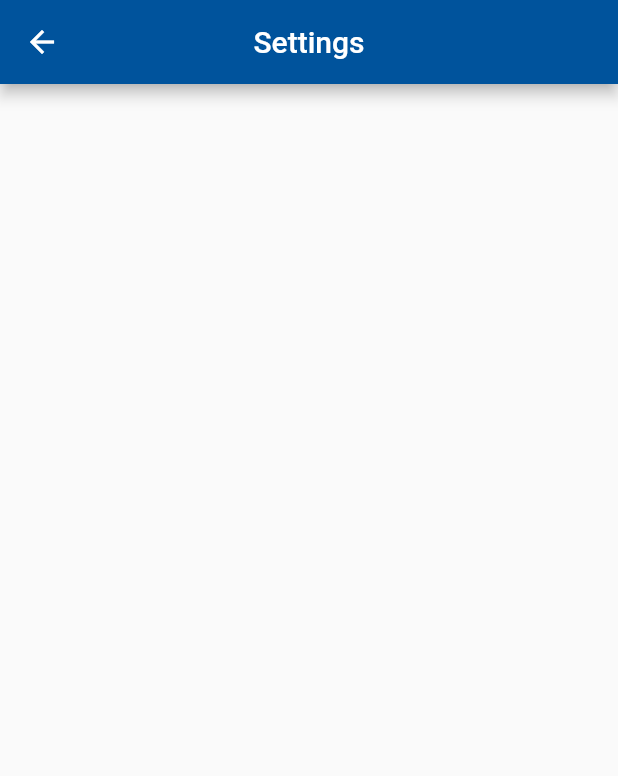
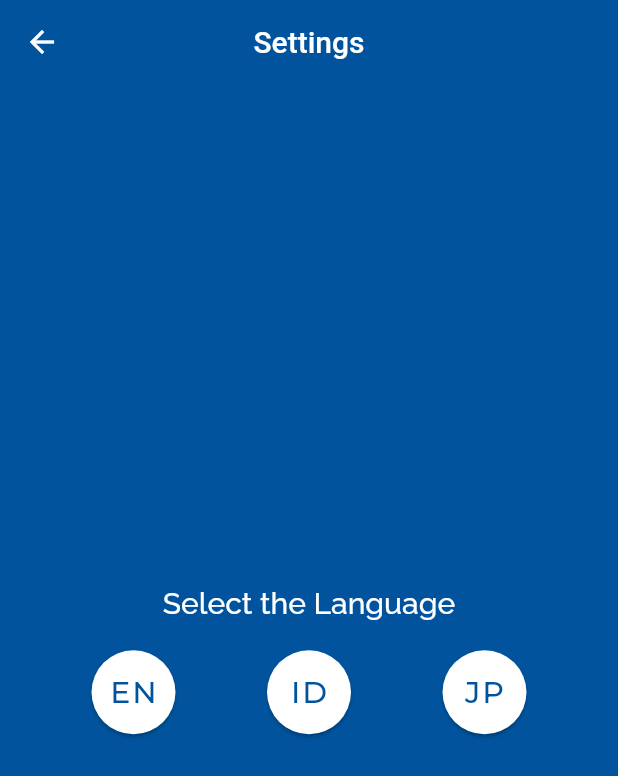
Before and after one commit to firazyn/praca, a Flutter app: the SettingsPage screen opened directly, on a phone screen of 412 x 824 dp. Shown: the top 776 px of the screen. Run offline on Flutter 3.47's test engine with Material 2 defaults, Android fonts, the phone set to English and light mode, and no system bars; our stand-ins replace geolocator, google_fonts; generated files the repository leaves out were written again; project files that could hold a hidden picture were left out.

Commit message:
Change the language in settings

```diff
--- a/lib/main.dart
+++ b/lib/main.dart
@@ -1,5 +1,3 @@
-import 'dart:js';
-
 import 'package:flutter/material.dart';
 import 'package:flutter_localizations/flutter_localizations.dart';
 import 'package:google_fonts/google_fonts.dart';
@@ -51,7 +49,6 @@ class HomePage extends StatefulWidget {
 class _HomePage extends State<HomePage> {
   @override
   Widget build(BuildContext context) {
-    var current;
     return DefaultTabController(
         // child: Stack(
         //   children: [
--- a/lib/view_main/menu_item.dart
+++ b/lib/view_main/menu_item.dart
@@ -1,5 +1,8 @@
 import 'package:flutter/material.dart';
 import 'package:google_fonts/google_fonts.dart';
+import 'package:flutter_gen/gen_l10n/app_localizations.dart';
+import 'package:praca/l10n/locale_provider.dart';
+import 'package:provider/provider.dart';
 
 class MenuItem {
   final String text;
@@ -30,13 +33,91 @@ class MenuItems {
 
 class SettingsPage extends StatelessWidget {
   @override
-  Widget build(BuildContext context) => Scaffold(
+  Widget build(BuildContext context) {
+    final provider = Provider.of<LocaleProvider>(context, listen: false);
+
+    return Scaffold(
       appBar: AppBar(
-          title: Text('Settings'),
+        title: Text(AppLocalizations.of(context).settings),
         centerTitle: true,
         backgroundColor: Color(0xff00539c),
+        elevation: 0,
+      ),
+      body: Container(
+        decoration: BoxDecoration(color: Color(0xff00539c)),
+        child: Column(
+          mainAxisAlignment: MainAxisAlignment.center,
+          children: [
+            Padding(
+              padding: const EdgeInsets.only(bottom: 20.0),
+              child: Text(
+                AppLocalizations.of(context).select_language,
+                style: GoogleFonts.raleway(
+                  textStyle: TextStyle(
+                    fontWeight: FontWeight.w500,
+                    fontSize: 20,
+                    color: Colors.white,
+                  ),
+                ),
+              ),
+            ),
+            Row(
+              mainAxisAlignment: MainAxisAlignment.spaceEvenly,
+              children: [
+                LanguageButton(languageName: 'EN', locale: Locale('en')),
+                LanguageButton(languageName: 'ID', locale: Locale('id')),
+                LanguageButton(languageName: 'JP', locale: Locale('ja')),
+              ],
+            )
+          ],
+        ),
       ),
     );
+  }
+}
+
+class LanguageButton extends StatefulWidget {
+  final languageName;
+  final Locale locale;
+
+  LanguageButton({@required this.languageName, @required this.locale});
+  _LanguageButtonState createState() => _LanguageButtonState();
+}
+
+class _LanguageButtonState extends State<LanguageButton> {
+  double _elevation = 1;
+  Color _textColor = Color(0xff00539c);
+  Color _bgColor = Colors.white;
+  bool _isSelected = false;
+
+  @override
+  Widget build(BuildContext context) {
+    final provider = Provider.of<LocaleProvider>(context, listen: false);
+
+    return FloatingActionButton(
+      child: Text(
+        widget.languageName,
+        style: GoogleFonts.montserrat(
+          textStyle: TextStyle(
+            fontWeight: FontWeight.w500,
+            fontSize: 20,
+            color: _textColor,
+          ),
+        ),
+      ),
+      backgroundColor: _bgColor,
+      elevation: _elevation,
+      onPressed: () {
+        provider.setLocale(widget.locale);
+        setState(() {
+          _isSelected = !_isSelected;
+          _textColor = Colors.white;
+          _bgColor = Color(0xff00539c);
+          _elevation = 0;
+        });
+      },
+    );
+  }
 }
 
 class AboutPage extends StatelessWidget {
@@ -76,8 +157,7 @@ class AboutPage extends StatelessWidget {
                     margin: EdgeInsets.all(10),
                     child: Center(
                       child: Column(
-                                mainAxisAlignment:
-                                    MainAxisAlignment.spaceEvenly,
+                        mainAxisAlignment: MainAxisAlignment.spaceEvenly,
                         children: [
                           Padding(
                             padding: const EdgeInsets.all(8.0),
@@ -87,10 +167,9 @@ class AboutPage extends StatelessWidget {
                               child: Icon(Icons.people),
                             ),
                           ),
-                              Text("Firaztori Yuzuf Nurwanto",
+                          Text("Firaztori Yusuf Nurwanto",
                               style: GoogleFonts.montserrat(
-                                      fontSize: 18,
-                                      fontWeight: FontWeight.bold)),
+                                  fontSize: 18, fontWeight: FontWeight.bold)),
                           Padding(
                             padding: const EdgeInsets.all(15),
                             child: Text(
@@ -100,7 +179,10 @@ class AboutPage extends StatelessWidget {
                                     ),
                                 textAlign: TextAlign.center),
                           )
-                            ]))),
+                        ],
+                      ),
+                    ),
+                  ),
                   Card(
                     elevation: 0,
                     shape: RoundedRectangleBorder(
@@ -132,7 +214,8 @@ class AboutPage extends StatelessWidget {
                                 textAlign: TextAlign.center),
                           )
                         ],
-                      )),
+                      ),
+                    ),
                   ),
                   Card(
                     shape: RoundedRectangleBorder(
@@ -162,13 +245,15 @@ class AboutPage extends StatelessWidget {
                                     // fontWeight: FontWeight.bold,
                                     ),
                                 textAlign: TextAlign.center),
-                          )
+                          ),
                         ],
-                      )),
+                      ),
+                    ),
                   ),
                 ],
               ),
             );
-            }),
+          },
+        ),
       );
 }
```
Also changed, not shown: lib/l10n/app_en.arb (+11 -1 lines), lib/l10n/app_id.arb (+11 -1 lines), lib/l10n/app_ja.arb (+11 -1 lines), lib/view_main/current_body.dart (+52 -17 lines), l10n.yaml (line endings or trailing spaces). Lines whose indentation alone changed are shown as unchanged.
